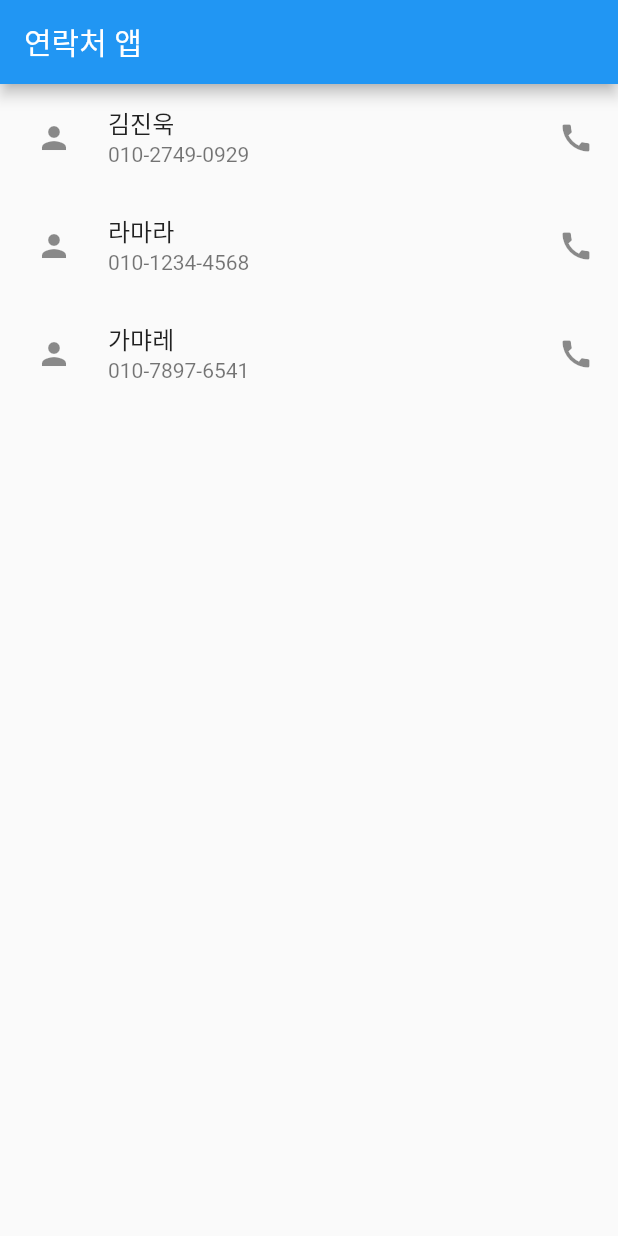
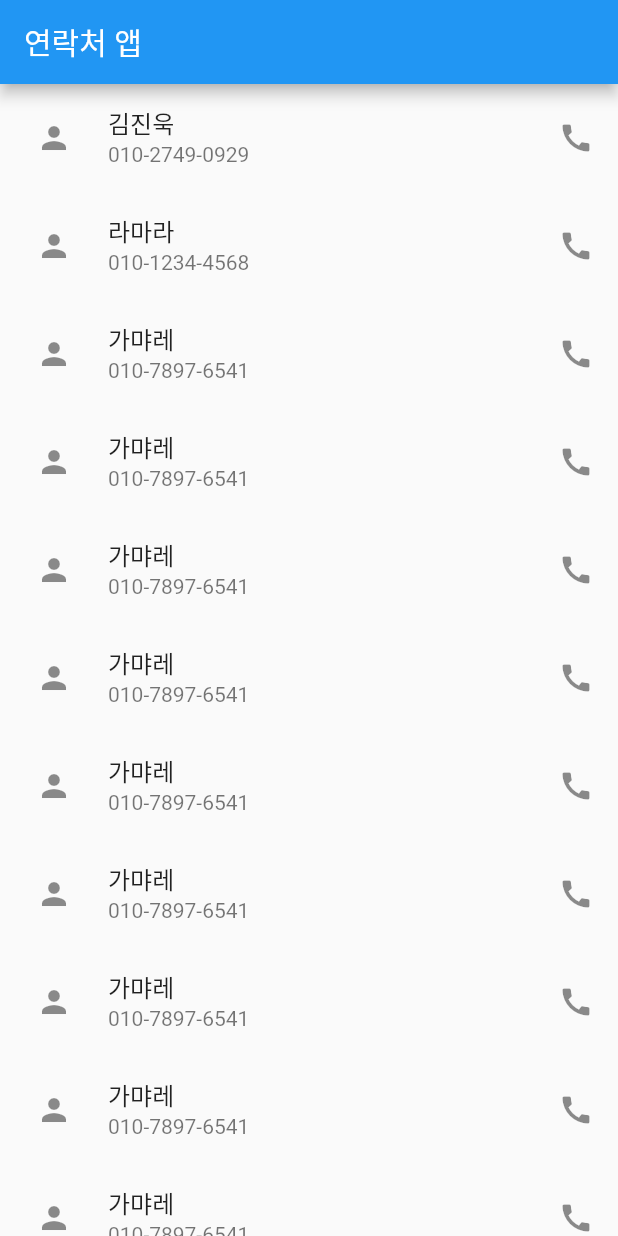
Before and after one commit to wlsdnr929/Flutter_sniperfactory, a Flutter app: the screen it shows after launch, on a phone screen of 412 x 824 dp. Run offline on Flutter 3.47's test engine with Material 2 defaults, Android fonts, the phone set to English and light mode, and no system bars.

Commit message:
1:21:43초부터

```diff
--- a/new_app_20221022/lib/main.dart
+++ b/new_app_20221022/lib/main.dart
@@ -10,15 +10,35 @@ class MyApp extends StatelessWidget {
     return MaterialApp(
       home: Scaffold(
         appBar: AppBar(
-          title: Text('준비완료!'),
+          backgroundColor: Colors.white,
+          centerTitle: false,
+          titleTextStyle: TextStyle(
+            color: Colors.pink,
+            fontSize: 24,
+            fontWeight: FontWeight.bold,
+          ),
+          title: Text(
+            '테디피셜',
+          ),
+          elevation: 0,
         ),
         body: ListView(
           children: [
-            Text('asasdf'),
-            Text('asasdf'),
-            Text('asasdf'),
-            Text('asasdf'),
-            Text('asasdf'),
+            ListTile(
+              title: Text(
+                '공지사항',
+                style: TextStyle(
+                    color: Colors.red,
+                    fontSize: 24,
+                    fontWeight: FontWeight.bold),
+              ),
+              subtitle: Text('반갑습니다 여러분'),
+              leading: Padding(
+                padding: const EdgeInsets.all(8.0),
+                child: Icon(Icons.announcement),
+              ),
+              trailing: Icon(Icons.navigate_next),
+            ),
           ],
         ),
       ),
--- a/phone_book_20221020/lib/main.dart
+++ b/phone_book_20221020/lib/main.dart
@@ -41,6 +41,114 @@ class MyApp extends StatelessWidget {
               ),
               trailing: Icon(Icons.call),
             ),
+            ListTile(
+              title: Text('가먀레'),
+              subtitle: Text('010-7897-6541'),
+              leading: Padding(
+                padding: const EdgeInsets.all(8.0),
+                child: Icon(Icons.person),
+              ),
+              trailing: Icon(Icons.call),
+            ),
+            ListTile(
+              title: Text('가먀레'),
+              subtitle: Text('010-7897-6541'),
+              leading: Padding(
+                padding: const EdgeInsets.all(8.0),
+                child: Icon(Icons.person),
+              ),
+              trailing: Icon(Icons.call),
+            ),
+            ListTile(
+              title: Text('가먀레'),
+              subtitle: Text('010-7897-6541'),
+              leading: Padding(
+                padding: const EdgeInsets.all(8.0),
+                child: Icon(Icons.person),
+              ),
+              trailing: Icon(Icons.call),
+            ),
+            ListTile(
+              title: Text('가먀레'),
+              subtitle: Text('010-7897-6541'),
+              leading: Padding(
+                padding: const EdgeInsets.all(8.0),
+                child: Icon(Icons.person),
+              ),
+              trailing: Icon(Icons.call),
+            ),
+            ListTile(
+              title: Text('가먀레'),
+              subtitle: Text('010-7897-6541'),
+              leading: Padding(
+                padding: const EdgeInsets.all(8.0),
+                child: Icon(Icons.person),
+              ),
+              trailing: Icon(Icons.call),
+            ),
+            ListTile(
+              title: Text('가먀레'),
+              subtitle: Text('010-7897-6541'),
+              leading: Padding(
+                padding: const EdgeInsets.all(8.0),
+                child: Icon(Icons.person),
+              ),
+              trailing: Icon(Icons.call),
+            ),
+            ListTile(
+              title: Text('가먀레'),
+              subtitle: Text('010-7897-6541'),
+              leading: Padding(
+                padding: const EdgeInsets.all(8.0),
+                child: Icon(Icons.person),
+              ),
+              trailing: Icon(Icons.call),
+            ),
+            ListTile(
+              title: Text('가먀레'),
+              subtitle: Text('010-7897-6541'),
+              leading: Padding(
+                padding: const EdgeInsets.all(8.0),
+                child: Icon(Icons.person),
+              ),
+              trailing: Icon(Icons.call),
+            ),
+            ListTile(
+              title: Text('가먀레'),
+              subtitle: Text('010-7897-6541'),
+              leading: Padding(
+                padding: const EdgeInsets.all(8.0),
+                child: Icon(Icons.person),
+              ),
+              trailing: Icon(Icons.call),
+            ),
+            ListTile(
+              title: Text('가먀레'),
+              subtitle: Text('010-7897-6541'),
+              leading: Padding(
+                padding: const EdgeInsets.all(8.0),
+                child: Icon(Icons.person),
+              ),
+              trailing: Icon(Icons.call),
+            ),
+            ListTile(
+              title: Text('가먀레'),
+              subtitle: Text('010-7897-6541'),
+              leading: Padding(
+                padding: const EdgeInsets.all(8.0),
+                child: Icon(Icons.person),
+              ),
+              trailing: Icon(Icons.call),
+            ),
+            ListTile(
+              title: Text('가먀레'),
+              subtitle: Text('010-7897-6541'),
+              leading: Padding(
+                padding: const EdgeInsets.all(8.0),
+                child: Icon(Icons.person),
+              ),
+              trailing: Icon(Icons.call),
+            ),
           ],
         ),
       ),
```
